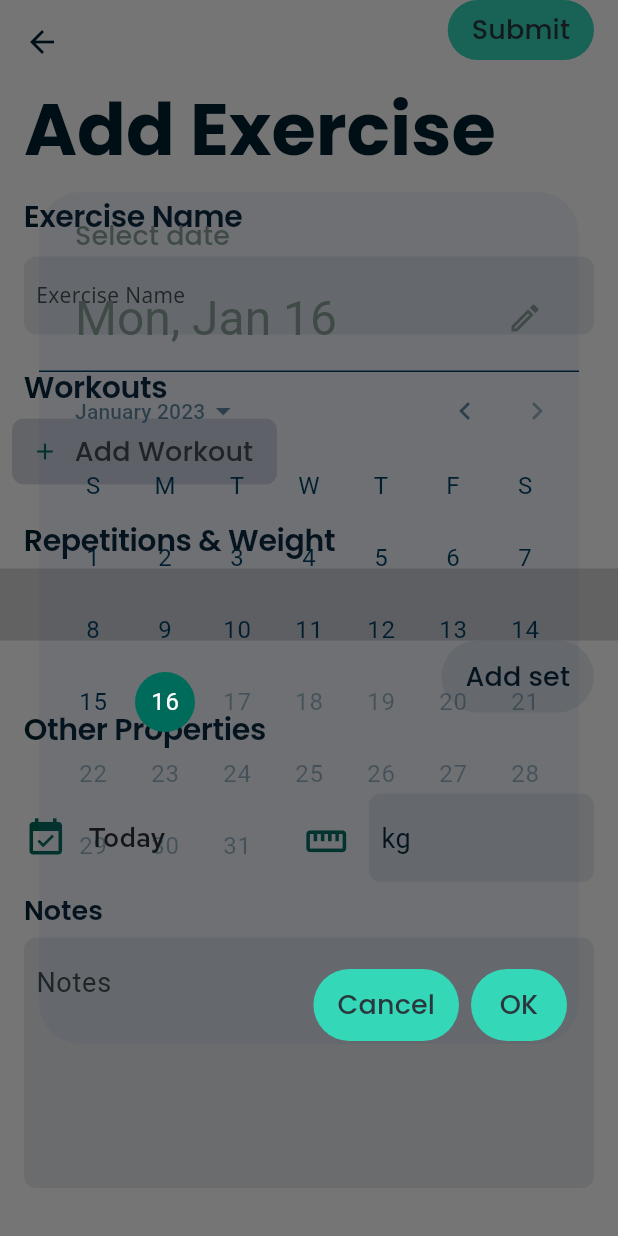
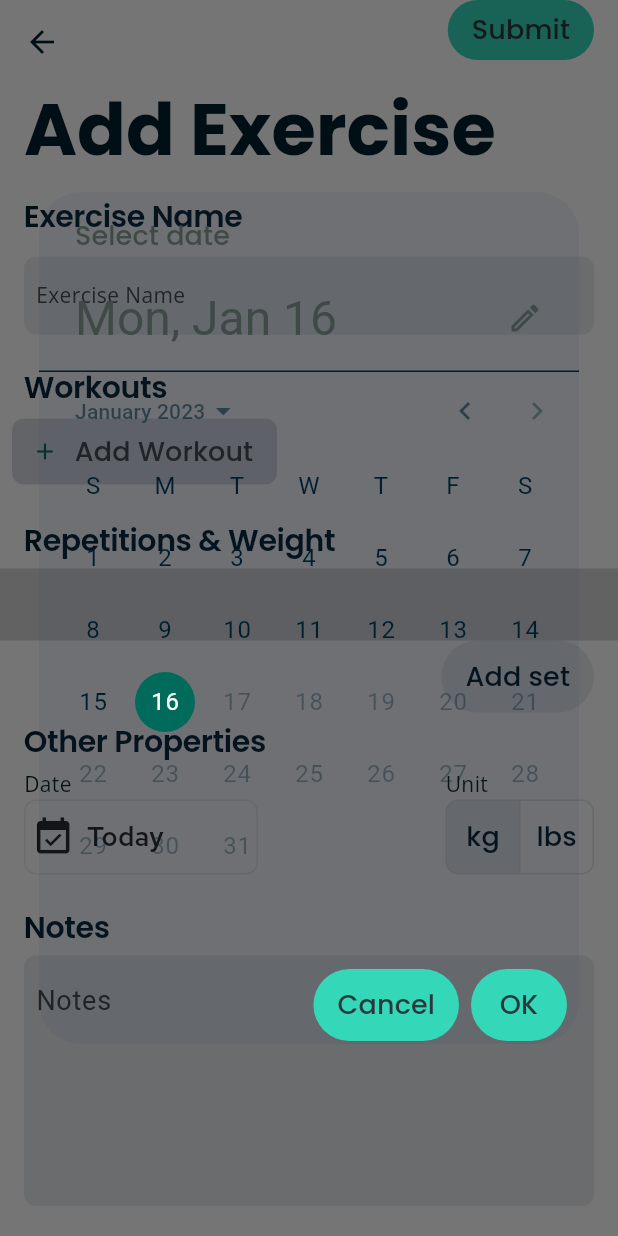
Before and after one commit to M4TTRX/spotme, a Flutter app: the AddExerciseView screen opened directly with empty values, after a tap on "Today", on a phone screen of 412 x 824 dp. Run offline on Flutter 3.47's test engine with Material 2 defaults, Android fonts, the phone set to English and light mode, and no system bars; our stand-ins replace cloud_firestore, firebase_auth, firebase_core, flutter_spinkit, flutter_svg, google_fonts and 3 more; missing offline and left inert: firebase_ui_auth, spring_button; accounts and stored records are empty.

Commit message:
feat: updated date and unit selector

```diff
--- a/lib/views/add_progress/add_exercise_view.dart
+++ b/lib/views/add_progress/add_exercise_view.dart
@@ -11,6 +11,7 @@ import 'package:spotme/views/add_progress/workouts_view.dart';
 import 'package:spotme/views/shared/padding.dart';
 import 'package:uuid/uuid.dart';
 
+import '../shared/buttons/unit_toggle.dart';
 import 'add_sets_list_view.dart';
 
 class AddExerciseView extends StatefulWidget {
@@ -156,37 +157,53 @@ class _AddExerciseViewState extends State<AddExerciseView> {
               child: Column(
                 crossAxisAlignment: CrossAxisAlignment.start,
                 children: [
+                  SizedBox(
+                    height: LayoutValues.SMALL,
+                  ),
                   Text(
                     "Other Properties",
                     style: Theme.of(context).textTheme.headline1,
                   ),
                   SizedBox(
-                    height: 32,
+                    height: LayoutValues.SMALL,
                   ),
                   Row(
+                    mainAxisAlignment: MainAxisAlignment.spaceBetween,
                     children: <Widget>[
-                      Padding(
-                        padding: const EdgeInsets.only(right: 10, top: 0),
-                        child: Icon(
-                          Icons.event_available,
-                          size: 29,
-                          color: Theme.of(context).colorScheme.primary,
+                      Column(
+                        crossAxisAlignment: CrossAxisAlignment.start,
+                        children: [
+                          Text(
+                            "Date",
+                            style: Theme.of(context).textTheme.bodyText2,
                           ),
+                          Container(
+                              key: Key(Uuid().v4()),
+                              width: LayoutValues.CARD_WIDTH,
+                              height: LayoutValues.EVEN_LARGER + 2,
+                              decoration: BoxDecoration(
+                                  border: Border.all(
+                                    color:
+                                        Theme.of(context).colorScheme.surface,
                                   ),
-                      Padding(
-                        padding: const EdgeInsets.only(
-                            right: LayoutValues.LARGE + 28.0),
-                        child: Container(
-                            key: Key(Uuid().v4()),
-                            width: 96,
+                                  borderRadius: BorderRadius.all(
+                                      Radius.circular(LayoutValues.SMALL))),
                               child: MaterialButton(
                                 padding: EdgeInsets.all(4),
                                 child: Row(
                                   children: <Widget>[
+                                    Icon(
+                                      Icons.event_available,
+                                      size: 29,
+                                    ),
+                                    SizedBox(
+                                      width: LayoutValues.SMALL,
+                                    ),
                                     Text(
                                       exercise!.createDate == null
                                           ? "Today"
-                                        : toPrettyString(exercise!.createDate!),
+                                          : toPrettyString(
+                                              exercise!.createDate!),
                                       style: TextStyle(
                                         fontSize: 18,
                                         fontFamily: "Red Hat Text",
@@ -207,40 +224,18 @@ class _AddExerciseViewState extends State<AddExerciseView> {
                                   setState(() {});
                                 },
                               )),
+
+                        ],
                       ),
-                      Padding(
-                        padding: const EdgeInsets.only(right: 14, top: 4),
-                        child: Icon(
-                          Icons.straighten,
-                          size: 29,
-                          color: Theme.of(context).colorScheme.primary,
-                        ),
-                      ),
-                      Flexible(
-                        child: TextFormField(
-                          initialValue: exercise!.unit?.isEmpty ?? true
-                              ? "kg"
-                              : exercise!.unit,
-                          style: TextStyle(
-                            fontSize: 18,
-                          ),
-                          decoration: InputDecoration(
-                            hintText: "Unit",
-                            border: InputBorder.none,
-                          ),
-                          onChanged: (val) {
-                            setState(() => exercise!.unit = val);
-                          },
-                        ),
-                      ),
+                      UnitSelect(exercise!)
                     ],
                   ),
                   Container(
-                    height: LayoutValues.SMALL,
+                    height: LayoutValues.LARGE,
                   ),
                   Text(
                     "Notes",
-                    style: Theme.of(context).textTheme.headline2,
+                    style: Theme.of(context).textTheme.headline1,
                   ),
                   Container(
                     height: 8,
--- /dev/null
+++ b/lib/views/shared/buttons/unit_toggle.dart
@@ -0,0 +1,60 @@
+import 'package:flutter/material.dart';
+import 'package:flutter/services.dart';
+import 'package:flutter/src/widgets/container.dart';
+import 'package:flutter/src/widgets/framework.dart';
+import 'package:spotme/theme/layout_values.dart';
+
+import '../../../model/exercise_model.dart';
+import '../units.dart';
+
+class UnitSelect extends StatefulWidget {
+  UnitSelect(Exercise this.exercise, {super.key});
+
+  Exercise exercise;
+  @override
+  State<UnitSelect> createState() => _UnitSelectState(this.exercise);
+}
+
+class _UnitSelectState extends State<UnitSelect> {
+  _UnitSelectState(Exercise this._exercise);
+  Exercise _exercise;
+  List<bool> _selections = [true, false];
+
+  @override
+  Widget build(BuildContext context) {
+    if (_exercise.unit == null) {
+      _exercise.unit = Unit.KG.getString();
+    }
+    return Column(crossAxisAlignment: CrossAxisAlignment.start, children: [
+      Text(
+        "Unit",
+        style: Theme.of(context).textTheme.bodyText2,
+      ),
+      ToggleButtons(
+        isSelected: _selections,
+        borderRadius: BorderRadius.circular(LayoutValues.SMALL),
+        children: [
+          Text(
+            Unit.KG.getString(),
+            style: Theme.of(context).textTheme.button,
+          ),
+          Text(
+            Unit.LBS.getString(),
+            style: Theme.of(context).textTheme.button,
+          )
+        ],
+        onPressed: (pressedIndex) => setState(() {
+          HapticFeedback.lightImpact();
+          _selections = List.generate(2, (index) => index == pressedIndex);
+          if (pressedIndex == 1) {
+            _exercise.unit = Unit.LBS.getString();
+            return;
+          }
+          _exercise.unit = Unit.KG.getString();
+
+        }),
+        fillColor: Theme.of(context).colorScheme.surface,
+      )
+    ]);
+  }
+}
--- /dev/null
+++ b/lib/views/shared/units.dart
@@ -0,0 +1,17 @@
+enum Unit { KG, LBS }
+
+extension UnitHelpers on Unit {
+  String getString() {
+    if (this == Unit.LBS) {
+      return "lbs";
+    }
+    return "kg";
+  }
+
+  static fromString(String str) {
+    if (str == "lbs") {
+      return Unit.KG;
+    }
+    return Unit.LBS;
+  }
+}
```
Also changed, not shown: pubspec.lock. Lines whose indentation alone changed are shown as unchanged.
